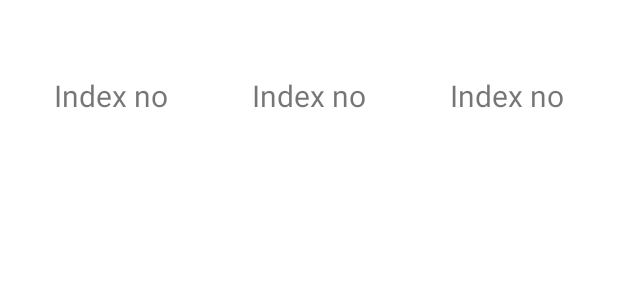
After one commit to ronitray95/wallet-interface, an Android app: the layout transaction_row.xml on its own in the app's theme, with its tools: preview values and no code run, on a phone screen of 412 x 824 dp. The commit adds this screen. Shown: the top 300 px of the screen. Run offline under Robolectric (Android 15) with nearby library versions, the phone set to English and light mode, and no system bars; network calls fail.

Commit message:
Add transaction list

```diff
--- a/Android code/app/build.gradle
+++ b/Android code/app/build.gradle
@@ -34,4 +34,5 @@ dependencies {
     implementation 'androidx.annotation:annotation:1.2.0'
     implementation 'androidx.constraintlayout:constraintlayout:2.0.4'
     implementation 'com.android.volley:volley:1.2.0'
+    implementation 'org.jetbrains:annotations:15.0'
 }
--- /dev/null
+++ b/Android code/app/src/main/res/drawable/ic_baseline_arrow_white_24.xml
@@ -0,0 +1,5 @@
+<vector android:height="24dp" android:tint="#FFFFFF"
+    android:viewportHeight="24" android:viewportWidth="24"
+    android:width="24dp" xmlns:android="http://schemas.android.com/apk/res/android">
+    <path android:fillColor="@android:color/white" android:pathData="M20,11H7.83l5.59,-5.59L12,4l-8,8 8,8 1.41,-1.41L7.83,13H20v-2z"/>
+</vector>
--- /dev/null
+++ b/Android code/app/src/main/res/layout/transaction_row.xml
@@ -0,0 +1,46 @@
+<?xml version="1.0" encoding="utf-8"?>
+<androidx.constraintlayout.widget.ConstraintLayout xmlns:android="http://schemas.android.com/apk/res/android"
+    xmlns:app="http://schemas.android.com/apk/res-auto"
+    android:layout_width="match_parent"
+    android:layout_height="120dp">
+
+    <TextView
+        android:id="@+id/type"
+        android:layout_width="wrap_content"
+        android:layout_height="wrap_content"
+        android:layout_marginStart="20dp"
+        android:layout_marginTop="50dp"
+        android:layout_marginEnd="20dp"
+        android:text="Index no"
+        android:textSize="20sp"
+        app:layout_constraintEnd_toStartOf="@id/amount"
+        app:layout_constraintStart_toStartOf="parent"
+        app:layout_constraintTop_toTopOf="parent" />
+
+    <TextView
+        android:id="@+id/amount"
+        android:layout_width="wrap_content"
+        android:layout_height="wrap_content"
+        android:layout_marginStart="20dp"
+        android:layout_marginTop="50dp"
+        android:layout_marginEnd="20dp"
+        android:text="Index no"
+        android:textSize="20sp"
+        app:layout_constraintEnd_toStartOf="@id/date"
+        app:layout_constraintStart_toEndOf="@id/type"
+        app:layout_constraintTop_toTopOf="parent" />
+
+    <TextView
+        android:id="@+id/date"
+        android:layout_width="wrap_content"
+        android:layout_height="wrap_content"
+        android:layout_marginStart="20dp"
+        android:layout_marginTop="50dp"
+        android:layout_marginEnd="20dp"
+        android:text="Index no"
+        android:textSize="20sp"
+        app:layout_constraintEnd_toEndOf="parent"
+        app:layout_constraintStart_toEndOf="@id/amount"
+        app:layout_constraintTop_toTopOf="parent" />
+
+</androidx.constraintlayout.widget.ConstraintLayout>
--- a/Android code/app/src/main/res/values/colors.xml
+++ b/Android code/app/src/main/res/values/colors.xml
@@ -7,4 +7,5 @@
     <color name="teal_700">#FF018786</color>
     <color name="black">#FF000000</color>
     <color name="white">#FFFFFFFF</color>
+    <color name="transparent">#00000000</color>
 </resources>
```
Also changed, not shown: Android code/app/src/main/AndroidManifest.xml (+6 -3 lines), Android code/app/src/main/java/com/zolve/MainActivity.java (+9 -0 lines), Android code/app/src/main/java/com/zolve/Transaction.java (added, +15 -0 lines), Android code/app/src/main/java/com/zolve/TransactionActivity.java (added, +94 -0 lines), Android code/app/src/main/java/com/zolve/TransactionAdapter.java (added, +58 -0 lines), Android code/app/src/main/java/com/zolve/URLActivity.java (+12 -13 lines), Android code/app/src/main/res/layout/activity_main.xml (+10 -0 lines), Android code/app/src/main/res/layout/activity_transaction.xml (added, +36 -0 lines), 2 other files.
